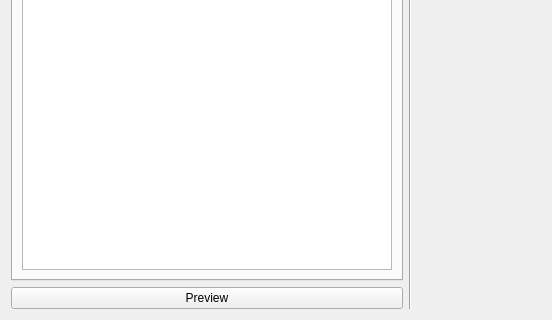
First picture: the form in ui/importer.ui, repository glfharris/ankidown, before the edit; both pictures show x 0 to 552 and y 163 to 483 of the 820 by 483 pixel window.
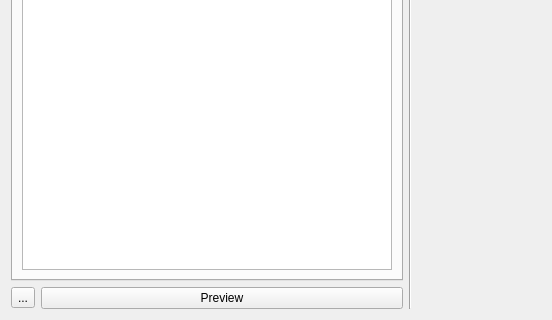
Second picture: the form after the edit.

Commit message: Current Model appropriately updated

The edit to the form file:
```diff
--- a/ui/importer.ui
+++ b/ui/importer.ui
@@ -15,7 +15,7 @@
   </property>
   <layout class="QHBoxLayout" name="horizontalLayout">
    <item>
-    <layout class="QVBoxLayout" name="verticalLayout_2">
+    <layout class="QVBoxLayout" name="verticalLayout">
      <item>
       <widget class="QTabWidget" name="tabWidget">
        <property name="currentIndex">
@@ -82,6 +82,15 @@
       </widget>
      </item>
      <item>
+      <layout class="QHBoxLayout" name="bottomButtonLayout">
+       <item>
+        <widget class="QToolButton" name="toolButton">
+         <property name="text">
+          <string>...</string>
+         </property>
+        </widget>
+       </item>
+       <item>
       <widget class="QPushButton" name="previewButton">
        <property name="text">
         <string>Preview</string>
@@ -90,6 +99,8 @@
      </item>
     </layout>
    </item>
+    </layout>
+   </item>
    <item>
     <widget class="Line" name="line">
      <property name="orientation">
@@ -98,7 +109,7 @@
     </widget>
    </item>
    <item>
-    <layout class="QVBoxLayout" name="verticalLayout_3">
+    <layout class="QVBoxLayout" name="verticalLayout_2">
      <item>
       <layout class="QHBoxLayout" name="horizontalLayout_5">
        <item>
```
Lines whose indentation alone changed are shown as unchanged. The commit also changes 1 other file.
